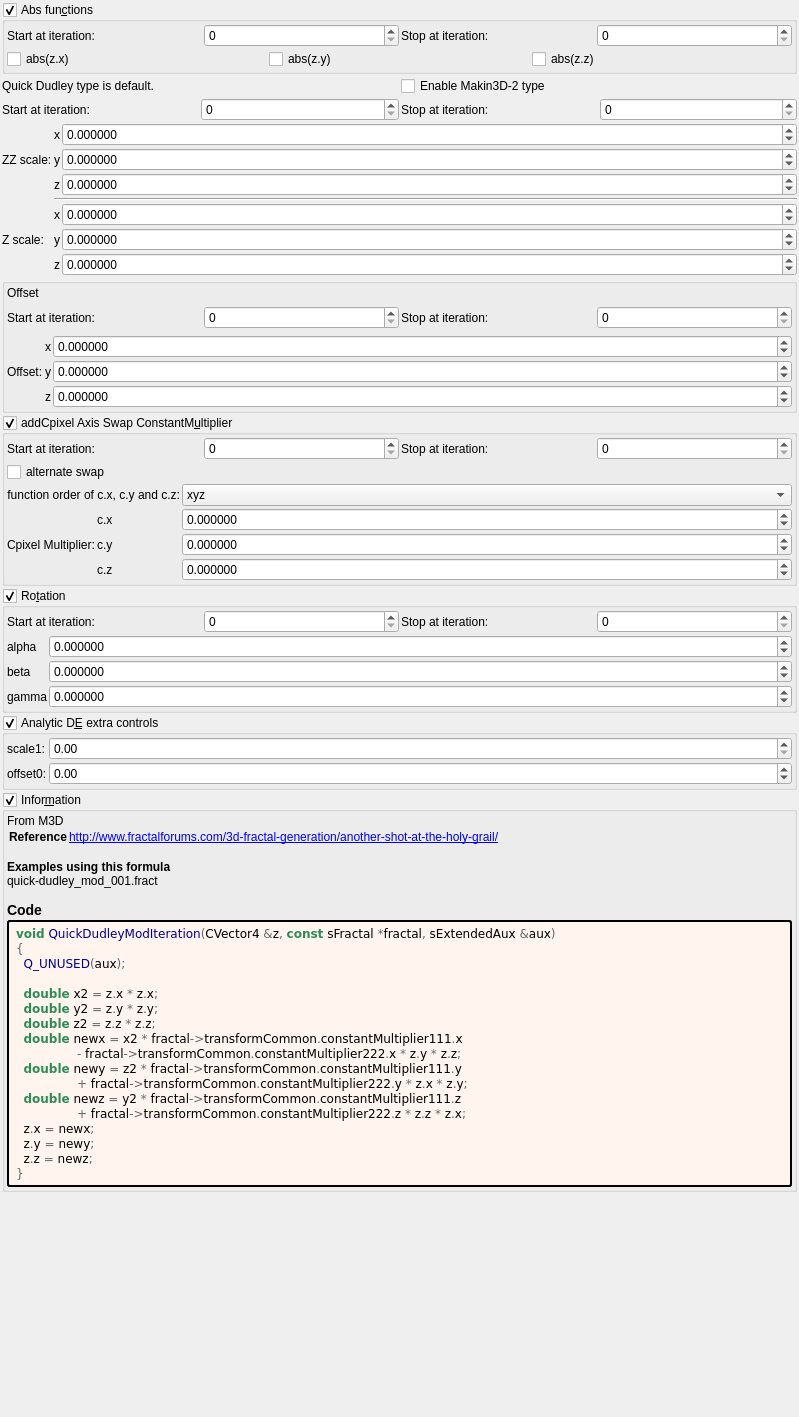
The window that mandelbulber2/formula/ui/mandelbulb_pow2_v2.ui (buddhi1980/mandelbulber2) describes before a commit, drawn with Qt 5.
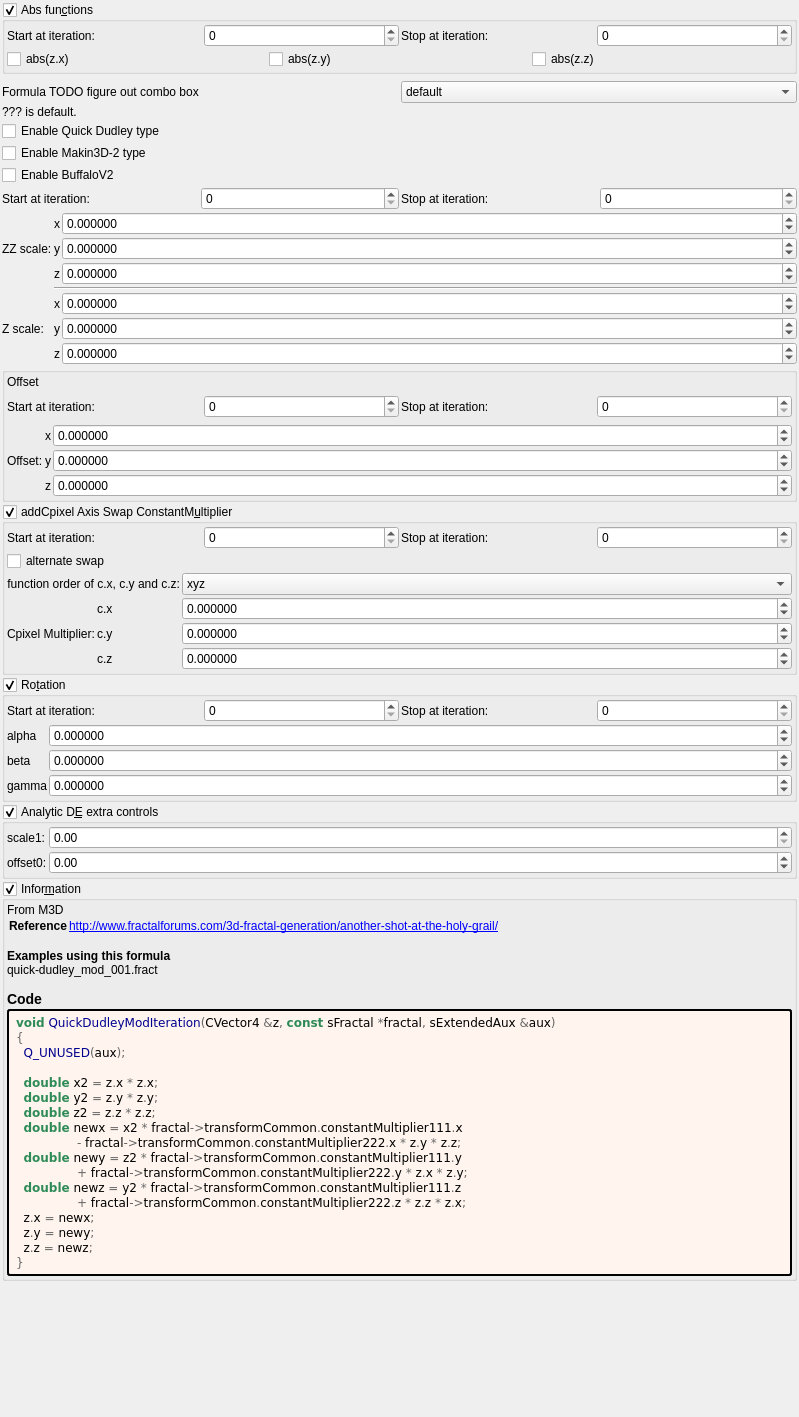
The same window after the commit. Custom widgets are drawn as their Qt base class.

Commit message: adding extra formulas to mandelbulb_pow2_v2.ui TODO implement comboBox

Patch:
```diff
--- a/mandelbulber2/formula/ui/mandelbulb_pow2_v2.ui
+++ b/mandelbulber2/formula/ui/mandelbulb_pow2_v2.ui
@@ -131,22 +131,74 @@
      </layout>
     </widget>
    </item>
+   <item>
+    <layout class="QGridLayout" name="gridLayout_75" columnstretch="0,0">
+     <property name="topMargin">
+      <number>5</number>
+     </property>
+     <item row="0" column="1">
+      <widget class="QComboBox" name="comboBox_combo4">
+       <item>
+        <property name="text">
+         <string>default</string>
+        </property>
+       </item>
+       <item>
+        <property name="text">
+         <string>quick dudley</string>
+        </property>
+       </item>
+       <item>
+        <property name="text">
+         <string>makin3d-2</string>
+        </property>
+       </item>
+       <item>
+        <property name="text">
+         <string>buffaloV2</string>
+        </property>
+       </item>
+      </widget>
+     </item>
+     <item row="0" column="0">
+      <widget class="QLabel" name="label_10">
+       <property name="text">
+        <string>Formula TODO figure out combo box</string>
+       </property>
+      </widget>
+     </item>
+    </layout>
+   </item>
    <item>
     <layout class="QGridLayout" name="gridLayout_72">
      <property name="spacing">
       <number>2</number>
      </property>
-     <item row="1" column="1">
-      <widget class="QCheckBox" name="checkBox_transf_function_enabledSw_false">
+     <item row="4" column="0">
+      <widget class="QCheckBox" name="checkBox_transf_function_enabledAz_false">
        <property name="text">
-        <string notr="true">Enable Makin3D-2 type</string>
+        <string notr="true">Enable BuffaloV2</string>
        </property>
       </widget>
      </item>
      <item row="1" column="0">
       <widget class="QLabel" name="label_265">
        <property name="text">
-        <string>Quick Dudley type is default.</string>
+        <string>??? is default.</string>
+       </property>
+      </widget>
+     </item>
+     <item row="3" column="0">
+      <widget class="QCheckBox" name="checkBox_transf_function_enabledAy_false">
+       <property name="text">
+        <string notr="true">Enable Makin3D-2 type</string>
+       </property>
+      </widget>
+     </item>
+     <item row="2" column="0">
+      <widget class="QCheckBox" name="checkBox_transf_function_enabledAx_false">
+       <property name="text">
+        <string notr="true">Enable Quick Dudley type</string>
        </property>
       </widget>
      </item>
```
Left out of the diff: 2 changed lines with no effect on the pictures. The commit also changes 5 other files.
